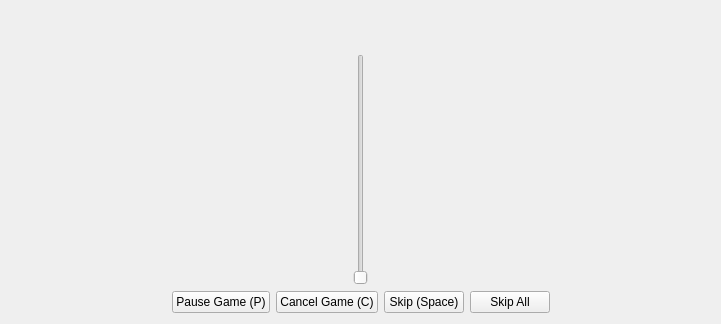
Above: ui/player.ui from tdauth/gustavsfairyland before the change. Below: the same form after it.
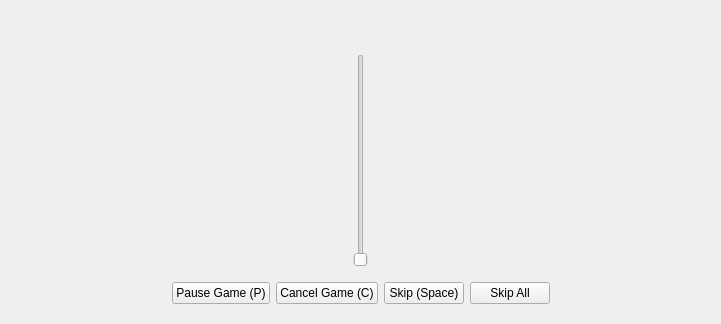
That is the form after the change.

Diff of the .ui file:
```diff
--- a/ui/player.ui
+++ b/ui/player.ui
@@ -54,6 +54,15 @@
         </layout>
        </item>
        <item>
+        <layout class="QHBoxLayout" name="buttonsHorizontalLayout">
+         <item>
+          <widget class="QWidget" name="buttonsWidget" native="true">
+           <property name="minimumSize">
+            <size>
+             <width>200</width>
+             <height>0</height>
+            </size>
+           </property>
         <layout class="QHBoxLayout" name="horizontalLayout_2">
          <item>
           <spacer name="horizontalSpacer">
@@ -134,6 +143,9 @@
           </spacer>
          </item>
         </layout>
+          </widget>
+         </item>
+        </layout>
        </item>
       </layout>
      </item>
```
Left out of the diff: 3 changed lines with no effect on the pictures. Lines whose indentation alone changed are shown as unchanged.
